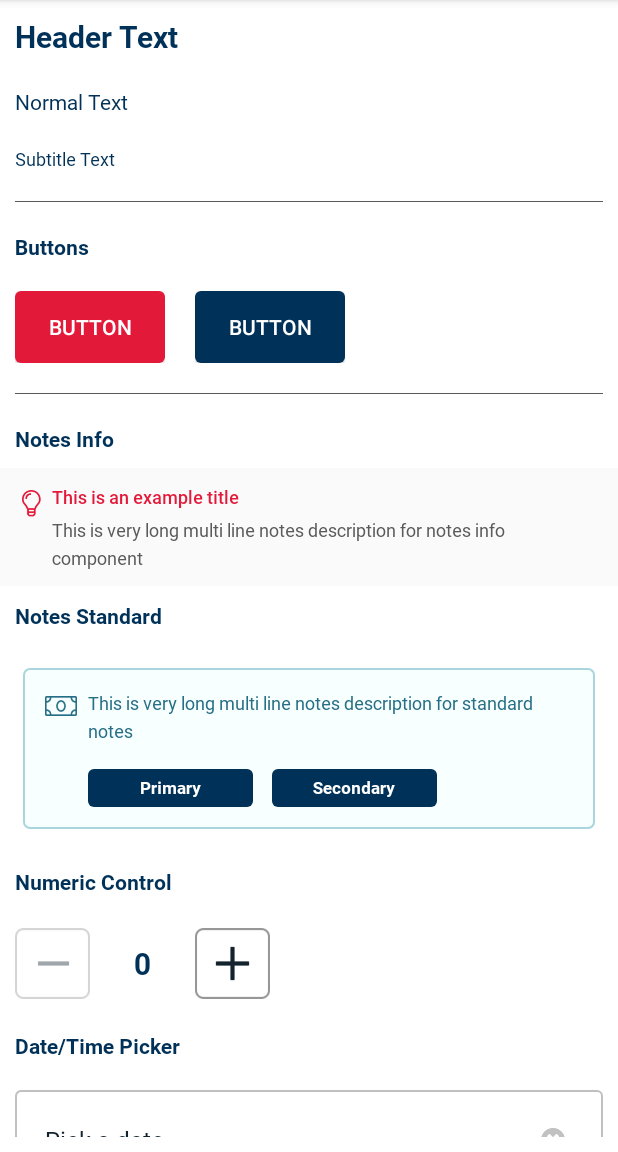
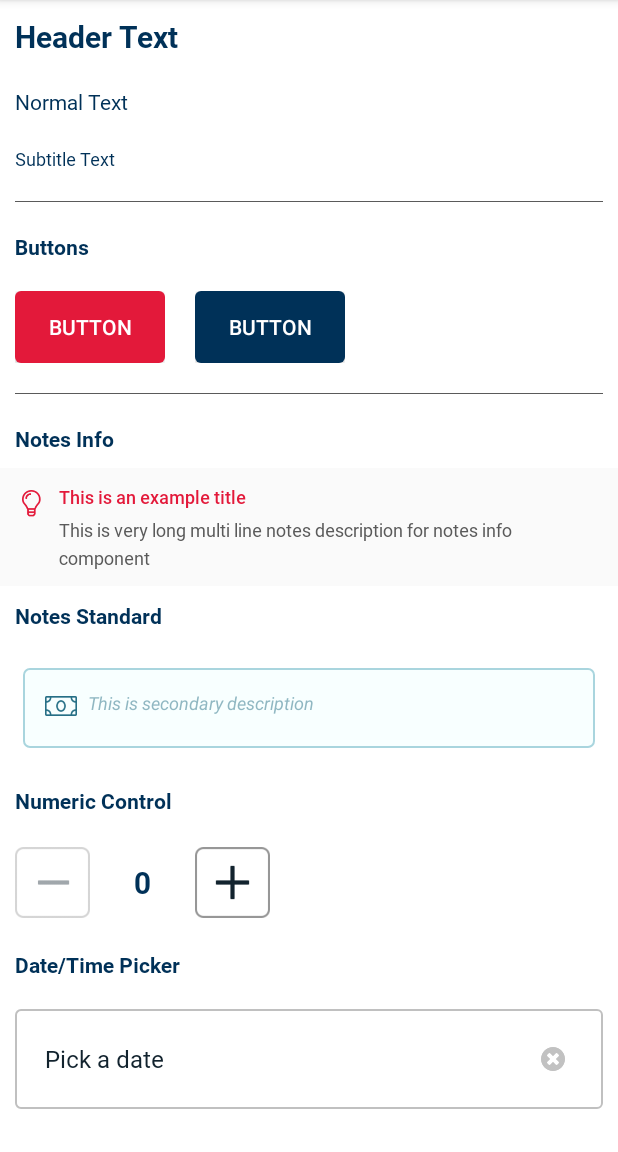
Before and after one commit to kaodim/android-design, an Android app: the screen it shows after launch (MainActivity), on a phone screen of 412 x 824 dp, the part 84-1236 px from its top. Run offline under Robolectric (Android 15) with nearby library versions, the phone set to English and light mode, and no system bars; libraries missing offline, so code that uses them is left out: com.aigestudio.wheelpicker.

Commit message:
Fixed notes standard UI issue
- Fixe button pressed state color

```diff
--- a/app/src/main/java/com/kaodim/myapplication/MainActivity.java
+++ b/app/src/main/java/com/kaodim/myapplication/MainActivity.java
@@ -189,11 +189,13 @@ public class MainActivity extends AppCompatActivity {
     }
 
    private void setupNotesStandardListener(){
+        notesStandard.setNotesType(NotesStandard.TYPE_NO_BUTTON);
         notesStandard.setDescriptionText("This is very long multi line notes description for standard notes");
         notesStandard.setButtonSingleText("Click Me");
         notesStandard.setButtonDoublePrimaryText("Primary");
         notesStandard.setButtonDoubleSecondaryText("Secondary");
-//        notesStandard.setSecondaryDescription("This is secondary description");
+        notesStandard.setTvDescriptionVisibility(View.GONE);
+        notesStandard.setSecondaryDescription("This is secondary description");
         notesStandard.setEnableButtonSingle(true);
 
 
--- a/kaodimdesign/src/main/res/drawable/kdl_shape_firefly_pressed.xml
+++ b/kaodimdesign/src/main/res/drawable/kdl_shape_firefly_pressed.xml
@@ -1,5 +1,5 @@
 <?xml version="1.0" encoding="utf-8"?>
 <shape android:shape="rectangle" xmlns:android="http://schemas.android.com/apk/res/android" >
     <corners android:radius="4dip" />
-    <solid android:color="@color/firefly"/>
+    <solid android:color="@color/firefly_pressed"/>
 </shape>
--- a/kaodimdesign/src/main/res/layout/kdl_cta_firefly_button.xml
+++ b/kaodimdesign/src/main/res/layout/kdl_cta_firefly_button.xml
@@ -8,6 +8,6 @@
         android:layout_height="wrap_content"
         android:text="Button"
         android:textColor="@color/porcelain"
-        android:background="@drawable/kdl_shape_firefly"/>
+        android:background="@drawable/button_firefly"/>
 
 </RelativeLayout>
--- a/kaodimdesign/src/main/res/layout/kdl_cta_jasper_button.xml
+++ b/kaodimdesign/src/main/res/layout/kdl_cta_jasper_button.xml
@@ -8,6 +8,6 @@
         android:layout_height="wrap_content"
         android:text="Button"
         android:textColor="@color/porcelain"
-        android:background="@drawable/kdl_shape_jasper"/>
+        android:background="@drawable/button_jasper"/>
 
 </RelativeLayout>
--- a/kaodimdesign/src/main/res/layout/kdl_notes_full_width_info.xml
+++ b/kaodimdesign/src/main/res/layout/kdl_notes_full_width_info.xml
@@ -14,7 +14,7 @@
             android:id="@+id/ivIcon"
             android:layout_width="12.76dp"
             android:layout_height="18.15dp"
-            android:layout_marginRight="7dp"
+            android:layout_marginRight="12dp"
             android:layout_marginTop="4dp"
             android:background="@drawable/ic_bulb" />
 
--- a/kaodimdesign/src/main/res/layout/kdl_notes_standard.xml
+++ b/kaodimdesign/src/main/res/layout/kdl_notes_standard.xml
@@ -41,9 +41,10 @@
                 android:id="@+id/tvSecondaryText"
                 android:layout_width="wrap_content"
                 android:layout_height="wrap_content"
-                android:textColor="@color/jelly_bean"
+                android:textColor="@color/jelly_bean_50"
                 android:textSize="@dimen/size_12"
-
+                android:layout_marginTop="0dp"
+                android:layout_marginBottom="7dp"
                 android:visibility="visible"
                 android:textStyle="italic"
                 android:text="This is secondary text"/>
@@ -53,7 +54,6 @@
                 android:layout_width="wrap_content"
                 android:layout_height="wrap_content"
                 android:orientation="horizontal"
-                android:layout_marginTop="10dp"
                 android:id="@+id/llSinglebutton"
                 android:visibility="visible">
 
@@ -81,7 +81,6 @@
                 android:layout_width="wrap_content"
                 android:layout_height="wrap_content"
                 android:orientation="horizontal"
-                android:layout_marginTop="10dp"
                 android:id="@+id/llDoublebutton"
                 android:visibility="visible">
 
--- a/kaodimdesign/src/main/res/values/colors.xml
+++ b/kaodimdesign/src/main/res/values/colors.xml
@@ -34,6 +34,7 @@
     <color name="twilight_blue">#F8FFFF</color>
     <color name="aqua_island">#A9D5DE</color>
     <color name="jelly_bean">#276F86</color>
+    <color name="jelly_bean_50">#80276F86</color>
 
 
     <!--UTILITY PALETTE-->
```
